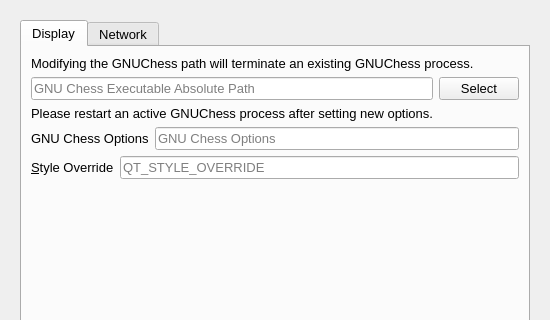
First picture: the form in UI/qtchess_setup.ui, repository textbrowser/qtchess, before the edit; both pictures show x 0 to 550 and y 0 to 320 of the 550 by 825 pixel window.
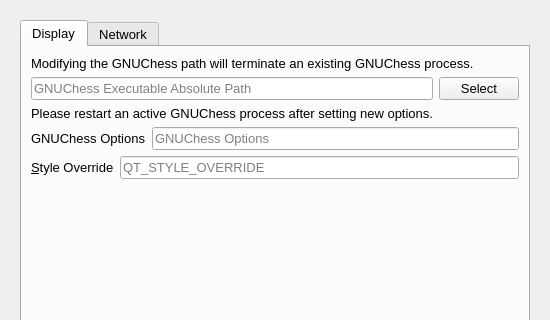
Second picture: the form after the edit. Icons and pictures are not drawn.

Diff of the .ui file:
```diff
--- a/UI/qtchess_setup.ui
+++ b/UI/qtchess_setup.ui
@@ -66,7 +66,7 @@
              <item>
               <widget class="QLineEdit" name="gnu_chess">
                <property name="placeholderText">
-                <string>GNU Chess Executable Absolute Path</string>
+                <string>GNUChess Executable Absolute Path</string>
                </property>
                <property name="clearButtonEnabled">
                 <bool>true</bool>
@@ -97,7 +97,7 @@
              <item>
               <widget class="QLabel" name="label_21">
                <property name="text">
-                <string>GNU Chess Options</string>
+                <string>GNUChess Options</string>
                </property>
                <property name="buddy">
                 <cstring>style_override</cstring>
@@ -110,7 +110,7 @@
                 <string>&lt;html&gt;&lt;head/&gt;&lt;body&gt;&lt;p&gt;Please read https://www.gnu.org/software/chess/manual/gnuchess.html for instructions. Please do not include the --xboard option.&lt;/p&gt;&lt;/body&gt;&lt;/html&gt;</string>
                </property>
                <property name="placeholderText">
-                <string>GNU Chess Options</string>
+                <string>GNUChess Options</string>
                </property>
                <property name="clearButtonEnabled">
                 <bool>true</bool>
```
